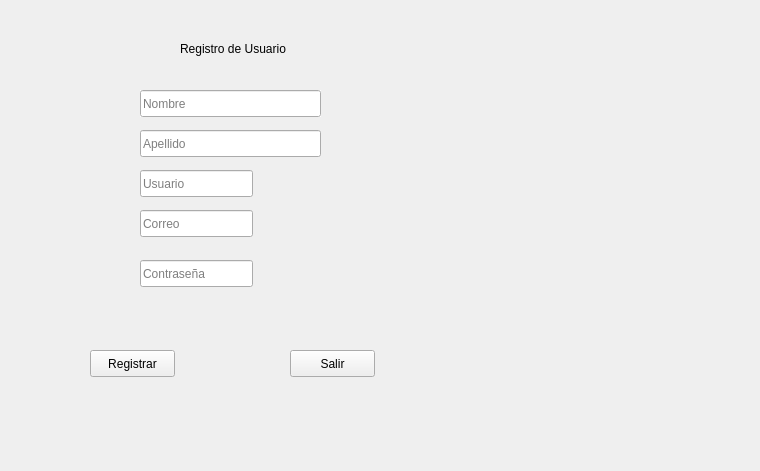
This is omega/omega/registrar.ui in orianapedroza/proyectoLM1 as Qt 5 draws it before an edit. The edited form follows.
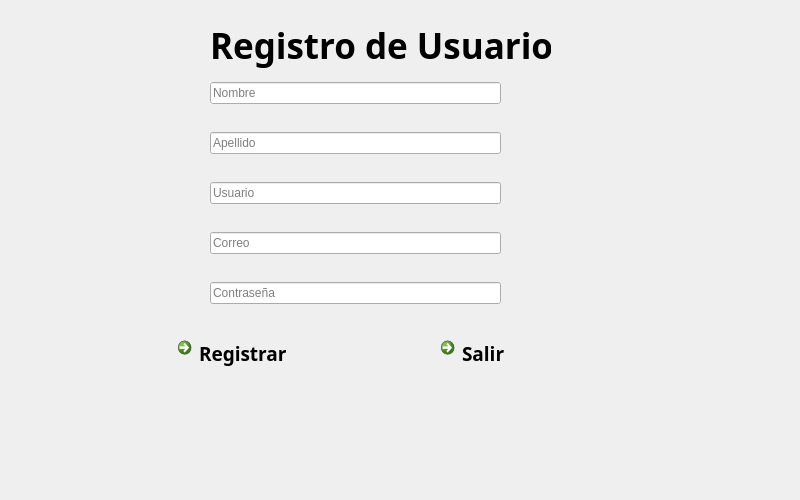
This is the edited form.

The edit to the form file:
```diff
--- a/omega/omega/registrar.ui
+++ b/omega/omega/registrar.ui
@@ -6,10 +6,16 @@
    <rect>
     <x>0</x>
     <y>0</y>
-    <width>760</width>
-    <height>471</height>
+    <width>800</width>
+    <height>500</height>
    </rect>
   </property>
+  <property name="maximumSize">
+   <size>
+    <width>800</width>
+    <height>500</height>
+   </size>
+  </property>
   <property name="mouseTracking">
    <bool>false</bool>
   </property>
@@ -22,15 +28,39 @@
   <property name="autoFillBackground">
    <bool>true</bool>
   </property>
+  <widget class="QLabel" name="label">
+   <property name="geometry">
+    <rect>
+     <x>210</x>
+     <y>20</y>
+     <width>341</width>
+     <height>51</height>
+    </rect>
+   </property>
+   <property name="font">
+    <font>
+     <family>Padauk</family>
+     <pointsize>26</pointsize>
+     <weight>75</weight>
+     <bold>true</bold>
+    </font>
+   </property>
+   <property name="text">
+    <string>Registro de Usuario</string>
+   </property>
+  </widget>
+  <widget class="QWidget" name="">
+   <property name="geometry">
+    <rect>
+     <x>210</x>
+     <y>60</y>
+     <width>291</width>
+     <height>271</height>
+    </rect>
+   </property>
+   <layout class="QVBoxLayout" name="verticalLayout">
+    <item>
   <widget class="QLineEdit" name="NOMBRE">
-   <property name="geometry">
-    <rect>
-     <x>140</x>
-     <y>90</y>
-     <width>181</width>
-     <height>27</height>
-    </rect>
-   </property>
    <property name="layoutDirection">
     <enum>Qt::LeftToRight</enum>
    </property>
@@ -65,28 +95,23 @@
     <bool>true</bool>
    </property>
   </widget>
+    </item>
+    <item>
   <widget class="QLineEdit" name="APELLIDO">
-   <property name="geometry">
-    <rect>
-     <x>140</x>
-     <y>130</y>
-     <width>181</width>
-     <height>27</height>
-    </rect>
-   </property>
    <property name="placeholderText">
     <string>Apellido</string>
    </property>
   </widget>
+    </item>
+    <item>
+     <widget class="QLineEdit" name="USUARIO">
+      <property name="placeholderText">
+       <string>Usuario</string>
+      </property>
+     </widget>
+    </item>
+    <item>
   <widget class="QLineEdit" name="CORREO">
-   <property name="geometry">
-    <rect>
-     <x>140</x>
-     <y>210</y>
-     <width>113</width>
-     <height>27</height>
-    </rect>
-   </property>
    <property name="text">
     <string/>
    </property>
@@ -94,70 +119,66 @@
     <string>Correo</string>
    </property>
   </widget>
+    </item>
+    <item>
   <widget class="QLineEdit" name="CONTRA">
-   <property name="geometry">
-    <rect>
-     <x>140</x>
-     <y>260</y>
-     <width>113</width>
-     <height>27</height>
-    </rect>
-   </property>
    <property name="placeholderText">
     <string>Contraseña</string>
    </property>
   </widget>
-  <widget class="QLineEdit" name="USUARIO">
-   <property name="geometry">
-    <rect>
-     <x>140</x>
-     <y>170</y>
-     <width>113</width>
-     <height>27</height>
-    </rect>
-   </property>
-   <property name="placeholderText">
-    <string>Usuario</string>
-   </property>
+    </item>
+   </layout>
   </widget>
-  <widget class="QLabel" name="label">
+  <widget class="QWidget" name="">
    <property name="geometry">
     <rect>
-     <x>180</x>
-     <y>40</y>
-     <width>161</width>
-     <height>17</height>
+     <x>170</x>
+     <y>330</y>
+     <width>431</width>
+     <height>50</height>
     </rect>
    </property>
-   <property name="text">
-    <string>Registro de Usuario</string>
-   </property>
-  </widget>
-  <widget class="QPushButton" name="pushButton">
-   <property name="geometry">
-    <rect>
-     <x>90</x>
-     <y>350</y>
-     <width>85</width>
-     <height>27</height>
-    </rect>
+   <layout class="QHBoxLayout" name="horizontalLayout">
+    <item>
+     <widget class="QCommandLinkButton" name="REGISTRAR">
+      <property name="font">
+       <font>
+        <family>Padauk</family>
+        <pointsize>14</pointsize>
+       </font>
    </property>
    <property name="text">
     <string>Registrar</string>
    </property>
   </widget>
-  <widget class="QPushButton" name="pushButton_2">
-   <property name="geometry">
-    <rect>
-     <x>290</x>
-     <y>350</y>
-     <width>85</width>
-     <height>27</height>
-    </rect>
+    </item>
+    <item>
+     <spacer name="horizontalSpacer">
+      <property name="orientation">
+       <enum>Qt::Horizontal</enum>
+      </property>
+      <property name="sizeHint" stdset="0">
+       <size>
+        <width>98</width>
+        <height>20</height>
+       </size>
+      </property>
+     </spacer>
+    </item>
+    <item>
+     <widget class="QCommandLinkButton" name="SALIR">
+      <property name="font">
+       <font>
+        <family>Padauk</family>
+        <pointsize>14</pointsize>
+       </font>
    </property>
    <property name="text">
     <string>Salir</string>
    </property>
+     </widget>
+    </item>
+   </layout>
   </widget>
  </widget>
  <resources/>
```
Lines whose indentation alone changed are shown as unchanged.
